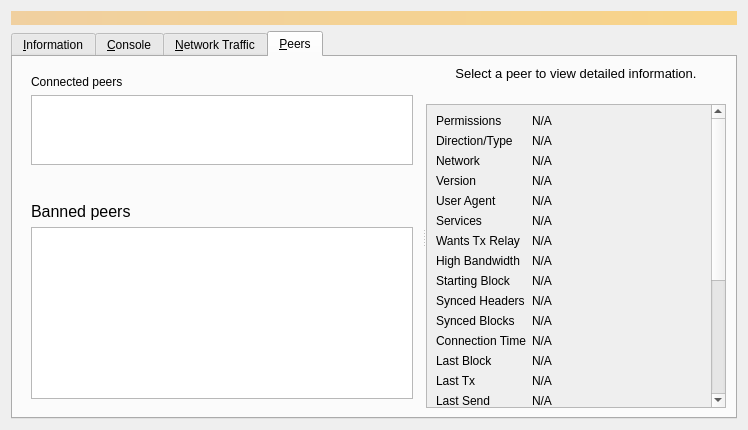
This is src/qt/forms/debugwindow.ui in ShaMan239/gui as Qt 5 draws it before an edit. The edited form follows.
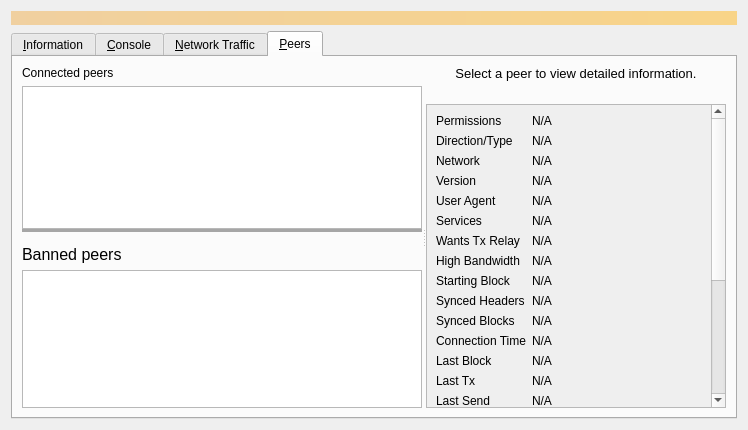
This is the edited form. Icons and pictures are not drawn. Custom widgets are drawn as their Qt base class.

Commit message:
qt: Add ability to resize Peer and Ban table
This PR adds a splitter between the previously created peerTable and
banTable widget. Adding abitity to resize these windows to the user
needs.

Patch:
```diff
--- a/src/qt/forms/debugwindow.ui
+++ b/src/qt/forms/debugwindow.ui
@@ -889,6 +889,16 @@
           </property>
           <layout class="QVBoxLayout" name="verticalLayout_10">
            <item>
+            <widget class="QSplitter" name="table_splitter">
+             <property name="styleSheet">
+              <string notr="true">QSplitter::handle{background: #a6a6a6;} </string>
+             </property>
+             <property name="orientation">
+              <enum>Qt::Vertical</enum>
+             </property>
+             <property name="handleWidth">
+              <number>3</number>
+             </property>
             <widget class="QWidget" name="peerTable" native="true">
              <layout class="QVBoxLayout" name="verticalLayout_9">
               <item>
@@ -922,8 +932,6 @@
               </item>
              </layout>
             </widget>
-           </item>
-           <item>
             <widget class="QWidget" name="banTable" native="true">
              <layout class="QVBoxLayout" name="verticalLayout_7">
               <item>
@@ -985,6 +993,7 @@
                </widget>
               </item>
              </layout>
+             </widget>
             </widget>
            </item>
           </layout>
```
Lines whose indentation alone changed are shown as unchanged.
